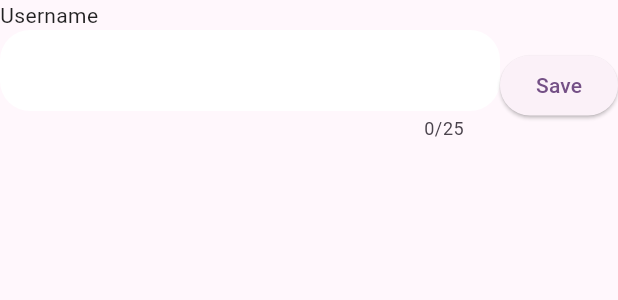
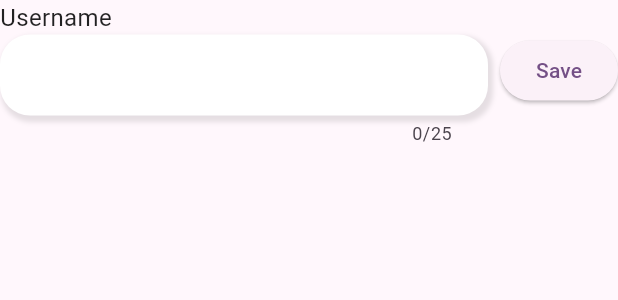
Before and after one commit to z-rayc/timetable-app, a Flutter app: the UsernameEdit widget shown alone on an empty page, opened directly, on a phone screen of 412 x 824 dp. Shown: the top 300 px of the screen. Run offline on Flutter 3.47's test engine with Material 2 defaults, Android fonts, the phone set to English and light mode, and no system bars; our stand-ins replace flutter_colorpicker, flutter_riverpod, flutter_svg, google_fonts, google_sign_in, supabase_flutter; missing offline and left inert: linked_scroll_controller; accounts and stored records are empty; generated files the repository leaves out were written again; Roboto replaces fonts that are missing (Alata); project files that could hold a hidden picture were left out.

Commit message:
style: addjust styling on settings screen

```diff
--- a/lib/widgets/settings/username_edit.dart
+++ b/lib/widgets/settings/username_edit.dart
@@ -3,6 +3,8 @@ import 'package:flutter/material.dart';
 import 'package:flutter_riverpod/flutter_riverpod.dart';
 import 'package:timetable_app/app_themes.dart';
 import 'package:timetable_app/providers/user_profile_provider.dart';
+import 'package:timetable_app/widgets/shadowed_text_form_field.dart';
+import 'package:timetable_app/widgets/texts/label.dart';
 
 class UsernameEdit extends ConsumerStatefulWidget {
   const UsernameEdit({super.key});
@@ -57,10 +59,12 @@ class _UsernameEditState extends ConsumerState<UsernameEdit> {
       child: Column(
         crossAxisAlignment: CrossAxisAlignment.start,
         children: [
-          const Text('Username'),
+          const CLabel('Username'),
           Row(
+            crossAxisAlignment: CrossAxisAlignment.start,
             children: [
               Expanded(
+                child: ShadowedTextFormField(
                   child: TextFormField(
                     controller: _usernameController,
                     decoration: AppThemes.entryFieldTheme,
@@ -80,6 +84,8 @@ class _UsernameEditState extends ConsumerState<UsernameEdit> {
                     },
                   ),
                 ),
+              ),
+              const SizedBox(width: 8),
               ElevatedButton(
                 onPressed: loadingProfile || _loading ? null : _submitUsername,
                 child: const Text('Save'),
```
Also changed, not shown: lib/screens/account_settings_screen.dart (+11 -10 lines). Lines whose indentation alone changed are shown as unchanged.
